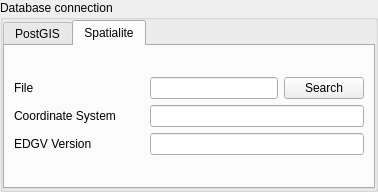
Before: the Qt Designer form DsgTools/gui/CustomWidgets/ConnectionWidgets/connectionWidget.ui in dsgoficial/DsgTools, drawn with Qt 5.
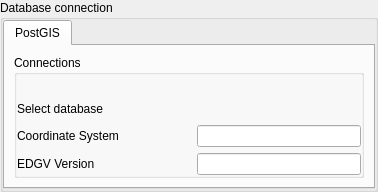
After: the same form once the commit is applied. The open tabs and pages were chosen to show the change. Custom widgets are drawn as their Qt base class.

Commit message: removes spatialite support

What changed in the file:
```diff
--- a/DsgTools/gui/CustomWidgets/ConnectionWidgets/connectionWidget.ui
+++ b/DsgTools/gui/CustomWidgets/ConnectionWidgets/connectionWidget.ui
@@ -246,189 +246,6 @@
           </item>
          </layout>
         </widget>
-        <widget class="QWidget" name="tabSpatialite">
-         <attribute name="title">
-          <string>Spatialite</string>
-         </attribute>
-         <layout class="QGridLayout" name="gridLayout_4">
-          <item row="0" column="0">
-           <layout class="QGridLayout" name="gridLayout_2">
-            <item row="0" column="0">
-             <layout class="QHBoxLayout" name="horizontalLayout">
-              <item>
-               <widget class="QLabel" name="label">
-                <property name="sizePolicy">
-                 <sizepolicy hsizetype="Fixed" vsizetype="Preferred">
-                  <horstretch>10</horstretch>
-                  <verstretch>0</verstretch>
-                 </sizepolicy>
-                </property>
-                <property name="minimumSize">
-                 <size>
-                  <width>0</width>
-                  <height>0</height>
-                 </size>
-                </property>
-                <property name="maximumSize">
-                 <size>
-                  <width>120</width>
-                  <height>16777215</height>
-                 </size>
-                </property>
-                <property name="text">
-                 <string>File                    </string>
-                </property>
-               </widget>
-              </item>
-              <item>
-               <spacer name="horizontalSpacer_2">
-                <property name="orientation">
-                 <enum>Qt::Horizontal</enum>
-                </property>
-                <property name="sizeType">
-                 <enum>QSizePolicy::Minimum</enum>
-                </property>
-                <property name="sizeHint" stdset="0">
-                 <size>
-                  <width>10</width>
-                  <height>20</height>
-                 </size>
-                </property>
-               </spacer>
-              </item>
-              <item>
-               <widget class="QLineEdit" name="spatialiteFileEdit">
-                <property name="sizePolicy">
-                 <sizepolicy hsizetype="MinimumExpanding" vsizetype="Fixed">
-                  <horstretch>0</horstretch>
-                  <verstretch>0</verstretch>
-                 </sizepolicy>
-                </property>
-               </widget>
-              </item>
-              <item>
-               <widget class="QPushButton" name="pushButtonOpenFile">
-                <property name="text">
-                 <string>Search</string>
-                </property>
-               </widget>
-              </item>
-             </layout>
-            </item>
-            <item row="1" column="0">
-             <layout class="QHBoxLayout" name="horizontalLayout_2">
-              <item>
-               <widget class="QLabel" name="label_2">
-                <property name="sizePolicy">
-                 <sizepolicy hsizetype="Fixed" vsizetype="Preferred">
-                  <horstretch>10</horstretch>
-                  <verstretch>0</verstretch>
-                 </sizepolicy>
-                </property>
-                <property name="maximumSize">
-                 <size>
-                  <width>120</width>
-                  <height>16777215</height>
-                 </size>
-                </property>
-                <property name="text">
-                 <string>Coordinate System</string>
-                </property>
-               </widget>
-              </item>
-              <item>
-               <spacer name="horizontalSpacer_4">
-                <property name="orientation">
-                 <enum>Qt::Horizontal</enum>
-                </property>
-                <property name="sizeType">
-                 <enum>QSizePolicy::Minimum</enum>
-                </property>
-                <property name="sizeHint" stdset="0">
-                 <size>
-                  <width>10</width>
-                  <height>20</height>
-                 </size>
-                </property>
-               </spacer>
-              </item>
-              <item>
-               <widget class="QLineEdit" name="spatialiteCrsEdit">
-                <property name="sizePolicy">
-                 <sizepolicy hsizetype="MinimumExpanding" vsizetype="Fixed">
-                  <horstretch>0</horstretch>
-                  <verstretch>0</verstretch>
-                 </sizepolicy>
-                </property>
-                <property name="minimumSize">
-                 <size>
-                  <width>0</width>
-                  <height>0</height>
-                 </size>
-                </property>
-               </widget>
-              </item>
-             </layout>
-            </item>
-            <item row="2" column="0">
-             <layout class="QHBoxLayout" name="horizontalLayout_4">
-              <item>
-               <widget class="QLabel" name="label_3">
-                <property name="sizePolicy">
-                 <sizepolicy hsizetype="MinimumExpanding" vsizetype="Preferred">
-                  <horstretch>0</horstretch>
-                  <verstretch>0</verstretch>
-                 </sizepolicy>
-                </property>
-                <property name="maximumSize">
-                 <size>
-                  <width>120</width>
-                  <height>16777215</height>
-                 </size>
-                </property>
-                <property name="text">
-                 <string>EDGV Version</string>
-                </property>
-               </widget>
-              </item>
-              <item>
-               <spacer name="horizontalSpacer">
-                <property name="orientation">
-                 <enum>Qt::Horizontal</enum>
-                </property>
-                <property name="sizeType">
-                 <enum>QSizePolicy::Minimum</enum>
-                </property>
-                <property name="sizeHint" stdset="0">
-                 <size>
-                  <width>10</width>
-                  <height>20</height>
-                 </size>
-                </property>
-               </spacer>
-              </item>
-              <item>
-               <widget class="QLineEdit" name="edgvSpatialiteVersionEdit">
-                <property name="sizePolicy">
-                 <sizepolicy hsizetype="MinimumExpanding" vsizetype="Fixed">
-                  <horstretch>0</horstretch>
-                  <verstretch>0</verstretch>
-                 </sizepolicy>
-                </property>
-                <property name="minimumSize">
-                 <size>
-                  <width>0</width>
-                  <height>0</height>
-                 </size>
-                </property>
-               </widget>
-              </item>
-             </layout>
-            </item>
-           </layout>
-          </item>
-         </layout>
-        </widget>
        </widget>
       </item>
      </layout>
```
The commit also changes 1350 other files.
